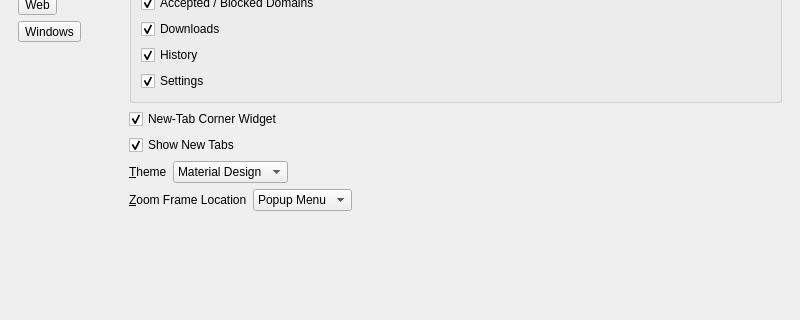
This is 2.x/UI/dooble_settings.ui in textbrowser/dooble as Qt 5 draws it before an edit; both pictures show x 0 to 800 and y 132 to 452 of the 800 by 600 pixel window. The edited form follows.
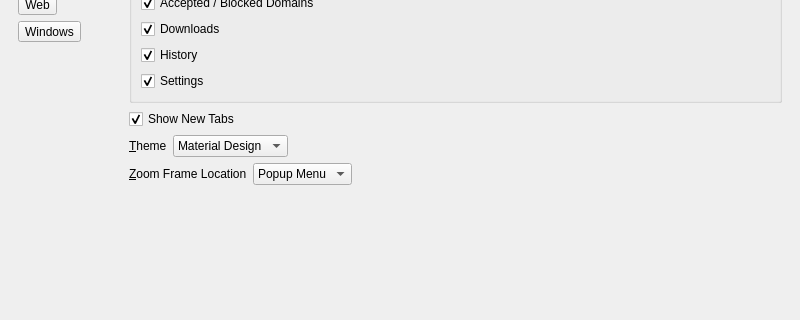
This is the edited form. The open tabs and pages were chosen to show the change. Icons and pictures are not drawn.

Commit message: Fancy corner menu.

```diff
--- a/2.x/UI/dooble_settings.ui
+++ b/2.x/UI/dooble_settings.ui
@@ -388,19 +388,6 @@
             </layout>
            </widget>
           </item>
-          <item>
-           <widget class="QCheckBox" name="new_tab_corner_widget">
-            <property name="toolTip">
-             <string>&lt;html&gt;&lt;head/&gt;&lt;body&gt;&lt;p&gt;Display the New-Tab corner widget. The corner widget will be hidden if the tab bar is invisible.&lt;/p&gt;&lt;/body&gt;&lt;/html&gt;</string>
-            </property>
-            <property name="text">
-             <string>New-Tab Corner Widget</string>
-            </property>
-            <property name="checked">
-             <bool>true</bool>
-            </property>
-           </widget>
-          </item>
           <item>
            <widget class="QCheckBox" name="access_new_tabs">
             <property name="toolTip">
```
Left out of the diff: 1 changed line with no effect on the pictures. The commit also changes 10 other files.
